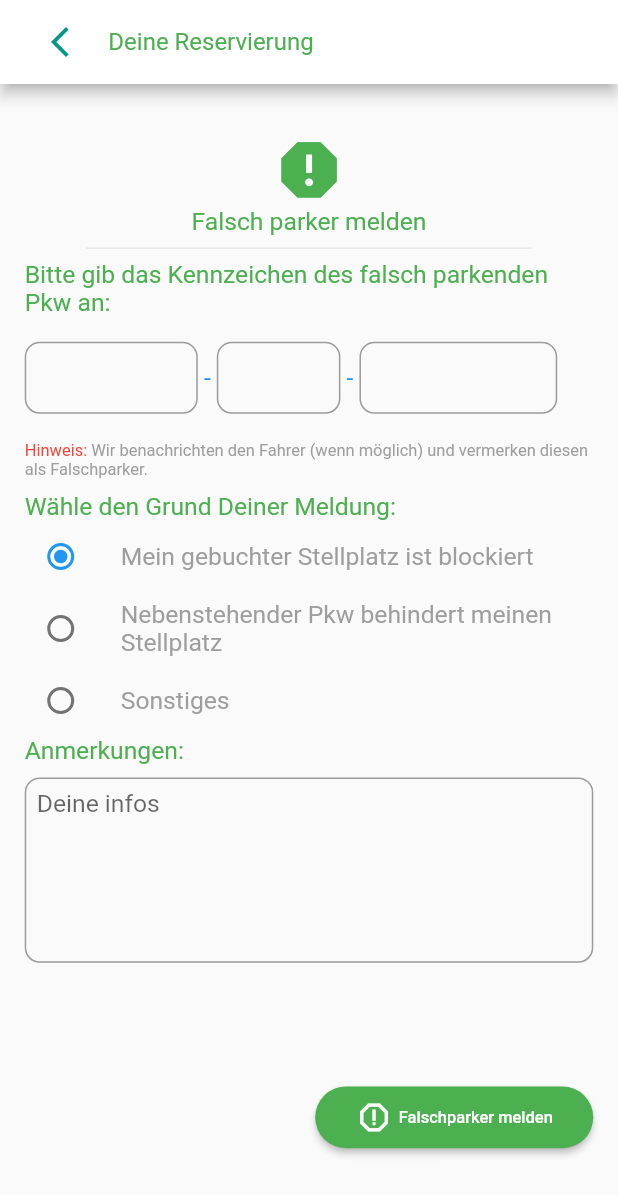
After one commit to benyawmin/UrydeTest, a Flutter app: the screen it shows after launch, on a phone screen of 412 x 824 dp. The commit adds this screen. Shown: the top 1195 px of the screen. Run offline on Flutter 3.47's test engine with Material 2 defaults, Android fonts, the phone set to English and light mode, and no system bars; our stand-ins replace equatable, flutter_bloc, get_it, sizer; Roboto replaces fonts that are missing (open_sans).

Commit message:
more widgets extracted

```diff
--- a/lib/src/resources/api.dart
+++ b/lib/src/resources/api.dart
@@ -2,7 +2,7 @@ import 'dart:async';
 import 'dart:math';
 
 class Api {
-  static Future<String> sendReport(Map<String, dynamic> requestData) {
+  Future<String> sendReport(Map<String, dynamic> requestData) {
     final completer = Completer<String>();
 
     // Simulate an API request delay of 2 seconds
--- a/lib/src/resources/repository.dart
+++ b/lib/src/resources/repository.dart
@@ -8,6 +8,7 @@ abstract class UserRepository {
 class FakeUserRepository implements UserRepository {
   @override
   Future<String> sendReport(Map<String, dynamic> requestData) {
-    return Api.sendReport(requestData);
+    Api api = Api();
+    return api.sendReport(requestData);
   }
 }
--- /dev/null
+++ b/lib/src/widgets/build_initial_report.dart
@@ -0,0 +1,149 @@
+import 'package:flutter/material.dart';
+import 'package:sizer/sizer.dart';
+import 'package:uryde/src/bloc/parking_violations_report_bloc.dart';
+import 'package:uryde/src/dependency.dart';
+import 'package:uryde/src/widgets/plate_number.dart';
+import 'package:uryde/src/widgets/report_reasons.dart';
+import 'package:uryde/src/widgets/report_textfields.dart';
+
+class BuildInitialReport extends StatelessWidget {
+  const BuildInitialReport({
+    super.key,
+  });
+
+  @override
+  Widget build(BuildContext context) {
+    return Padding(
+      padding: EdgeInsets.all(2.h),
+      child: SingleChildScrollView(
+        child: Column(
+          crossAxisAlignment: CrossAxisAlignment.start,
+          children: [
+            SizedBox(
+              height: 2.h,
+            ),
+            Center(
+                child: Icon(
+              Icons.report,
+              color: Colors.green,
+              size: 6.h,
+            )),
+            Center(
+              child: Text(
+                'Falsch parker melden',
+                style: Theme.of(context)
+                    .textTheme
+                    .bodyMedium!
+                    .apply(color: Colors.green),
+              ),
+            ),
+            Divider(
+              indent: 10.w,
+              endIndent: 10.w,
+            ),
+            Text(
+              'Bitte gib das Kennzeichen des falsch parkenden Pkw an:',
+              style: Theme.of(context)
+                  .textTheme
+                  .bodyMedium!
+                  .apply(color: Colors.green),
+            ),
+            SizedBox(
+              height: 2.h,
+            ),
+            // The plate number row
+            const PlateNumber(),
+            Wrap(
+              children: [
+                RichText(
+                  textAlign: TextAlign.start,
+                  text: TextSpan(
+                    children: [
+                      TextSpan(
+                          text: 'Hinweis: ',
+                          style: Theme.of(context)
+                              .textTheme
+                              .bodySmall!
+                              .apply(color: Colors.red)),
+                      TextSpan(
+                        text:
+                            '''Wir benachrichten den Fahrer (wenn möglich) und vermerken diesen als Falschparker.''',
+                        style: Theme.of(context)
+                            .textTheme
+                            .bodySmall!
+                            .apply(color: Colors.grey),
+                      ),
+                    ],
+                  ),
+                ),
+              ],
+            ),
+            SizedBox(
+              height: 1.h,
+            ),
+            Text(
+              'Wähle den Grund Deiner Meldung:',
+              style: Theme.of(context)
+                  .textTheme
+                  .bodyMedium!
+                  .apply(color: Colors.green),
+            ),
+            const ReportReasons(),
+            Text(
+              'Anmerkungen: ',
+              style: Theme.of(context)
+                  .textTheme
+                  .bodyMedium!
+                  .apply(color: Colors.green),
+            ),
+            SizedBox(
+              height: 1.h,
+            ),
+            SizedBox(
+                height: 15.h,
+                child: ReportTextField(
+                    maxLength: 200,
+                    textInputType: TextInputType.multiline,
+                    fieldNumber: 3,
+                    context: context)),
+            SizedBox(height: 10.h),
+            Align(
+              alignment: Alignment.centerRight,
+              child: SizedBox(
+                height: 5.h,
+                width: 45.w,
+                child: ElevatedButton(
+                    style: ElevatedButton.styleFrom(
+                        backgroundColor: Colors.green,
+                        shape: const StadiumBorder()),
+                    onPressed: () {
+                      getIt.get<ParkingViolationsReportBloc>().add(
+                          PlateNumberValidation(
+                              getIt.get<GlobalKey<FormState>>()));
+                    },
+                    child: Row(
+                      mainAxisAlignment: MainAxisAlignment.center,
+                      children: [
+                        Icon(
+                          size: 3.h,
+                          Icons.report_outlined,
+                          color: Colors.white,
+                        ),
+                        SizedBox(
+                          width: 1.w,
+                        ),
+                        Text('Falschparker melden',
+                            style: Theme.of(context)
+                                .textTheme
+                                .bodySmall!
+                                .apply(color: Colors.white, fontWeightDelta: 1))
+                      ],
+                    )),
+              ),
+            )
+          ],
+        ),
+      ),
+    );
+  }
+}
--- a/pubspec.yaml
+++ b/pubspec.yaml
@@ -52,6 +52,7 @@ dev_dependencies:
   flutter_lints: ^2.0.0
   mockito: ^5.4.2
   bloc_test: ^9.1.3
+  build_runner: ^2.4.6
 
 # For information on the generic Dart part of this file, see the
 # following page: https://dart.dev/tools/pub/pubspec
```
Also changed, not shown: lib/src/screens/report_screen.dart (+4 -147 lines), lib/src/screens/report_sent_screen.dart (deleted, +0 -54 lines), lib/src/widgets/build_loading.dart (added, +10 -0 lines), pubspec.lock, 1 other file.
